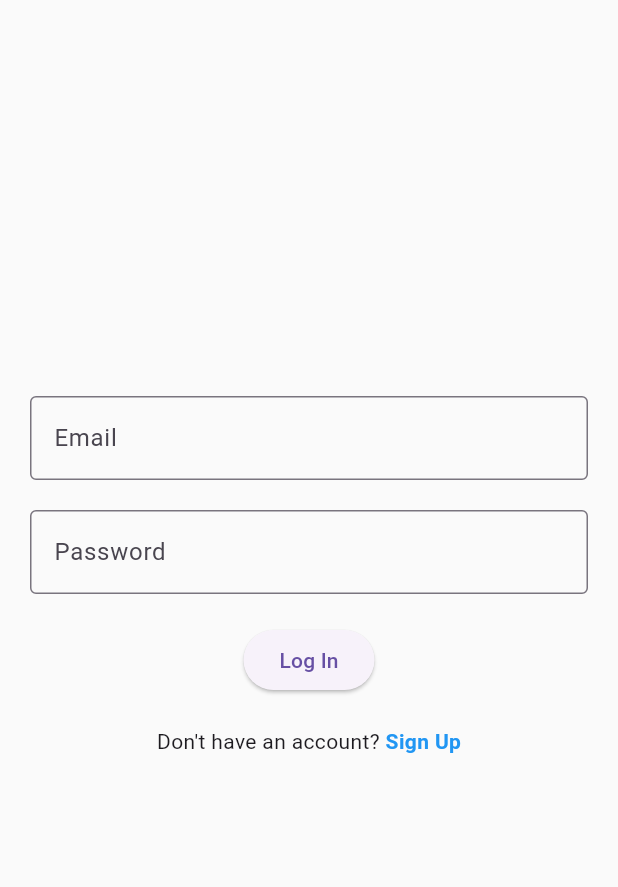
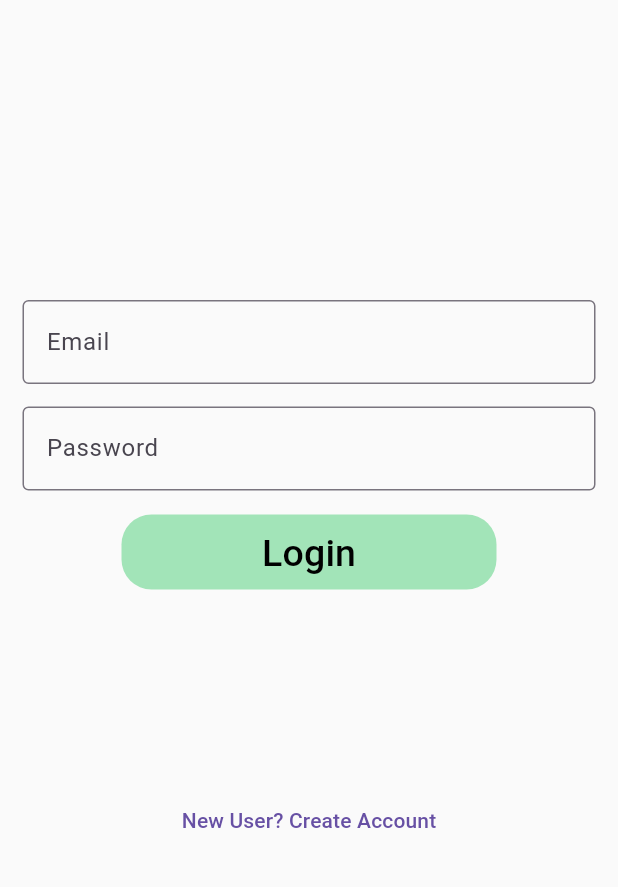
Before and after one commit to BingxinJiang1/Medicode, a Flutter app: the screen it shows after launch, after a tap on "Get Started", after a tap on "Back", after a tap on "Log In", on a phone screen of 412 x 824 dp, the part 84-971 px from its top. Run offline on Flutter 3.47's test engine with Material 3 defaults, Android fonts, the light colour scheme and no system bars; our stand-ins replace flutter_dotenv, flutter_riverpod, google_fonts, supabase_flutter; accounts and stored records are empty.

Commit message:
Add User Authentication

```diff
--- a/lib/main.dart
+++ b/lib/main.dart
@@ -1,15 +1,20 @@
 import 'package:flutter/material.dart';
 import 'pages/intro_screen.dart';
-import 'package:gemini/supabase_manager.dart';
+import 'package:supabase_flutter/supabase_flutter.dart';
+import 'package:flutter_riverpod/flutter_riverpod.dart';
 
-void main() async {
+Future<void> main() async {
   WidgetsFlutterBinding.ensureInitialized();
-  SupabaseManager.init();
-  runApp(const MyApp());
+
+  await Supabase.initialize(
+    url: 'https://taohrzssjrwvwqalesyj.supabase.co',
+    anonKey: 'eyJhbGciOiJIUzI1NiIsInR5cCI6IkpXVCJ9.eyJpc3MiOiJzdXBhYmFzZSIsInJlZiI6InRhb2hyenNzanJ3dndxYWxlc3lqIiwicm9sZSI6ImFub24iLCJpYXQiOjE3MTQyNTgzNDksImV4cCI6MjAyOTgzNDM0OX0.kHkSZlrvMKcKUSQDunsfPslHDBaJgEuKkaOrayGN7Y8',
+  );
+  runApp(const ProviderScope(child: MyApp()));
 }
 
 class MyApp extends StatelessWidget {
-  const MyApp({super.key});
+  const MyApp({Key? key}) : super(key: key);
 
   @override
   Widget build(BuildContext context) {
--- a/lib/pages/intro_screen.dart
+++ b/lib/pages/intro_screen.dart
@@ -1,7 +1,7 @@
 import 'package:flutter/material.dart';
 import 'package:google_fonts/google_fonts.dart';
 import 'package:gemini/pages/disclaimer_screen.dart';
-import 'package:gemini/pages/login_page.dart';
+import 'package:gemini/pages/login.dart';
 
 class IntroScreen extends StatelessWidget {
   const IntroScreen({super.key});
--- /dev/null
+++ b/lib/pages/login.dart
@@ -0,0 +1,214 @@
+import 'dart:async';
+
+import 'package:flutter/material.dart';
+import 'package:supabase_flutter/supabase_flutter.dart';
+import 'package:gemini/constants.dart';
+import 'package:gemini/pages/signup.dart';
+import 'package:google_fonts/google_fonts.dart';
+import 'package:gemini/pages/disclaimer_screen.dart';
+
+class LoginPage extends StatefulWidget {
+  const LoginPage({super.key});
+
+  @override
+  LoginPageState createState() => LoginPageState();
+}
+
+class LoginPageState extends State<LoginPage> {
+  bool _redirecting = false;
+
+  final _emailController = TextEditingController();
+  final _passwordController = TextEditingController();
+  final _formKey = GlobalKey<FormState>();
+
+  @override
+  void dispose() {
+    _emailController.dispose();
+    _passwordController.dispose();
+    super.dispose();
+  }
+
+  @override
+  void initState() {
+    supabase.auth.onAuthStateChange.listen((data) {
+      if (_redirecting) return;
+      final session = data.session;
+      if (session != null) {
+        _redirecting = true;
+        Navigator.of(context).pushReplacementNamed('/home');
+      }
+    });
+    super.initState();
+  }
+
+  Future<void> _signIn() async {
+    try {
+      await supabase.auth.signInWithPassword(email: _emailController.text, password: _passwordController.text);
+      if (mounted) {
+        _emailController.clear();
+        _passwordController.clear();
+
+        _redirecting = true;
+        // Navigator.of(context).pushReplacementNamed('/home');
+        Navigator.of(context).pushReplacement(MaterialPageRoute(builder: (_) => const DisclaimerPage()));
+      }
+    } on AuthException catch (error) {
+      context.showErrorSnackBar(message: error.message);
+    } catch (error) {
+      context.showErrorSnackBar(message: 'Unexpected error occurred');
+    }
+  }
+
+  @override
+  Widget build(BuildContext context) {
+    const Color mint = Color.fromARGB(255, 162, 228, 184);
+    return Scaffold(
+      appBar: AppBar(
+            backgroundColor: mint,
+            title: Text('Login', style: GoogleFonts.notoSerif()),
+            centerTitle: true,
+          ),
+      body: SingleChildScrollView(
+        child: Form(
+          key: _formKey,
+          child: Column(
+            children: <Widget>[
+              const SizedBox(
+                height: 200,
+              ),
+              Padding(
+                padding: const EdgeInsets.symmetric(horizontal: 15),
+                child: TextFormField(
+                  controller: _emailController,
+                  decoration: const InputDecoration(border: OutlineInputBorder(), labelText: 'Email', hintText: 'Enter a valid email'),
+                  validator: (String? value) {
+                    if (value!.isEmpty || !value.contains('@')) {
+                      return 'Email is not valid';
+                    }
+                    return null;
+                  },
+                ),
+              ),
+              Padding(
+                padding: const EdgeInsets.only(left: 15.0, right: 15.0, top: 15, bottom: 0),
+                //padding: EdgeInsets.symmetric(horizontal: 15),
+                child: TextFormField(
+                  controller: _passwordController,
+                  obscureText: true,
+                  decoration: const InputDecoration(border: OutlineInputBorder(), labelText: 'Password', hintText: 'Enter secure password'),
+                  validator: (String? value) {
+                    if (value!.isEmpty) {
+                      return 'Invalid password';
+                    }
+                    return null;
+                  },
+                ),
+              ),
+              Padding(
+                padding: const EdgeInsets.only(top: 16.0),
+                child: Container(
+                  height: 50,
+                  width: 250,
+                  decoration: BoxDecoration(color: mint, borderRadius: BorderRadius.circular(20)),
+                  child: TextButton(
+                    onPressed: () async {
+                      if (_formKey.currentState!.validate()) {
+                        _signIn();
+                      }
+                    },
+                    child: const Text(
+                      'Login',
+                      style: TextStyle(color: Colors.black, fontSize: 25),
+                    ),
+                  ),
+                ),
+              ),
+              const SizedBox(
+                height: 130,
+              ),
+              TextButton(
+                  onPressed: () {
+                    Navigator.push(context, MaterialPageRoute(builder: (_) => const SignUpPage()));
+                  },
+                  child: const Text('New User? Create Account')),
+              const SizedBox(
+                height: 30,
+              ),
+            ],
+          ),
+        ),
+      ),
+    );
+  }
+
+  // @override
+  // Widget build(BuildContext context) {
+  //   const Color mint = Color.fromARGB(255, 162, 228, 184);
+  //   final TextEditingController emailController = TextEditingController();
+  //   final TextEditingController passwordController = TextEditingController();
+  //
+  //   return Scaffold(
+  //     appBar: AppBar(
+  //       backgroundColor: mint,
+  //       title: Text('Login', style: GoogleFonts.notoSerif()),
+  //       centerTitle: true,
+  //     ),
+  //     body: Padding(
+  //       padding: EdgeInsets.all(20),
+  //       child: Column(
+  //         mainAxisAlignment: MainAxisAlignment.center,
+  //         children: <Widget>[
+  //           TextField(
+  //             controller: emailController,
+  //             decoration: InputDecoration(
+  //               labelText: 'Email',
+  //               border: OutlineInputBorder(),
+  //             ),
+  //           ),
+  //           SizedBox(height: 20),
+  //           TextField(
+  //             controller: passwordController,
+  //             decoration: InputDecoration(
+  //               labelText: 'Password',
+  //               border: OutlineInputBorder(),
+  //             ),
+  //             obscureText: true,
+  //           ),
+  //           SizedBox(height: 20),
+  //           ElevatedButton(
+  //             // onPressed: () => login(context),
+  //             onPressed: () async {
+  //               if (_formKey.currentState!.validate()) {
+  //                 _signIn();
+  //               }
+  //             },
+  //             child: Text('Log In'),
+  //           ),
+  //           SizedBox(height: 20),
+  //           Row(
+  //             mainAxisAlignment: MainAxisAlignment.center,
+  //             children: <Widget>[
+  //               Text("Don't have an account? "),
+  //               GestureDetector(
+  //                 onTap: () {
+  //                   Navigator.push(
+  //                     context,
+  //                     MaterialPageRoute(builder: (context) => const SignUpPage()),
+  //                   );
+  //                 },
+  //                 child: Text(
+  //                   'Sign Up',
+  //                   style: TextStyle(
+  //                     fontWeight: FontWeight.bold,
+  //                     color: Colors.blue,
+  //                   ),
+  //                 ),
+  //               ),
+  //             ],
+  //           ),
+  //         ],
+  //       ),
+  //     ),
+  //   );
+  // }
+}
--- a/lib/pages/login_page.dart
+++ /dev/null
@@ -1,103 +0,0 @@
-import 'package:flutter/material.dart';
-import 'package:gemini/pages/disclaimer_screen.dart';
-import 'package:google_fonts/google_fonts.dart';
-import 'package:gemini/pages/sign_up_page.dart';
-import 'package:gemini/supabase_manager.dart';
-import 'package:flutter_secure_storage/flutter_secure_storage.dart';
-
-class LoginPage extends StatelessWidget {
-  const LoginPage({Key? key});
-
-
-  @override
-  Widget build(BuildContext context) {
-    const Color mint = Color.fromARGB(255, 162, 228, 184);
-    final TextEditingController emailController = TextEditingController();
-    final TextEditingController passwordController = TextEditingController();
-
-    Future<void> login(BuildContext context) async {
-      final String email = emailController.text.trim();
-      final String password = passwordController.text;
-
-      try {
-        final response = await SupabaseManager.client.auth.signIn(email: email, password: password);
-        if (response.error != null) {
-          ScaffoldMessenger.of(context).showSnackBar(
-            SnackBar(content: Text(response.error!.message)),
-          );
-        } else if (response.data == null) {
-          ScaffoldMessenger.of(context).showSnackBar(
-            SnackBar(content: Text("An error occurred")),
-          );
-        } else {
-          // Login successful, you can navigate to another screen or perform any other action here.
-          // For example, you can navigate to the home screen:
-          Navigator.of(context).pushReplacement(MaterialPageRoute(builder: (context) => DisclaimerPage()));
-        }
-      } catch (error) {
-        ScaffoldMessenger.of(context).showSnackBar(
-          SnackBar(content: Text("An error occurred")),
-        );
-      }
-    }
-
-    return Scaffold(
-      appBar: AppBar(
-        backgroundColor: mint,
-        title: Text('Login', style: GoogleFonts.notoSerif()),
-        centerTitle: true,
-      ),
-      body: Padding(
-        padding: EdgeInsets.all(20),
-        child: Column(
-          mainAxisAlignment: MainAxisAlignment.center,
-          children: <Widget>[
-            TextField(
-              controller: emailController,
-              decoration: InputDecoration(
-                labelText: 'Email',
-                border: OutlineInputBorder(),
-              ),
-            ),
-            SizedBox(height: 20),
-            TextField(
-              controller: passwordController,
-              decoration: InputDecoration(
-                labelText: 'Password',
-                border: OutlineInputBorder(),
-              ),
-              obscureText: true,
-            ),
-            SizedBox(height: 20),
-            ElevatedButton(
-              onPressed: () => login(context),
-              child: Text('Log In'),
-            ),
-            SizedBox(height: 20),
-            Row(
-              mainAxisAlignment: MainAxisAlignment.center,
-              children: <Widget>[
-                Text("Don't have an account? "),
-                GestureDetector(
-                  onTap: () {
-                    Navigator.push(
-                      context,
-                      MaterialPageRoute(builder: (context) => const SignUpPage()),
-                    );
-                  },
-                  child: Text(
-                    'Sign Up',
-                    style: TextStyle(
-                      fontWeight: FontWeight.bold,
-                      color: Colors.blue,
-                    ),
-                  ),
-                ),
-              ],
-            ),
-          ],
-        ),
-      ),
-    );
-  }
-}
--- a/pubspec.yaml
+++ b/pubspec.yaml
@@ -39,6 +39,7 @@ dependencies:
   supabase_flutter: ^2.5.1
   flutter_secure_storage: ^9.0.0
   flutter_dotenv: ^5.1.0
+  flutter_riverpod: ^1.0.3
 
 dev_dependencies:
   flutter_test:
```
Also changed, not shown: lib/constants.dart (added, +20 -0 lines), lib/pages/disclaimer_screen.dart (+9 -3 lines), lib/pages/sign_up_page.dart (deleted, +0 -101 lines), lib/pages/signup.dart (added, +133 -0 lines), pubspec.lock.
